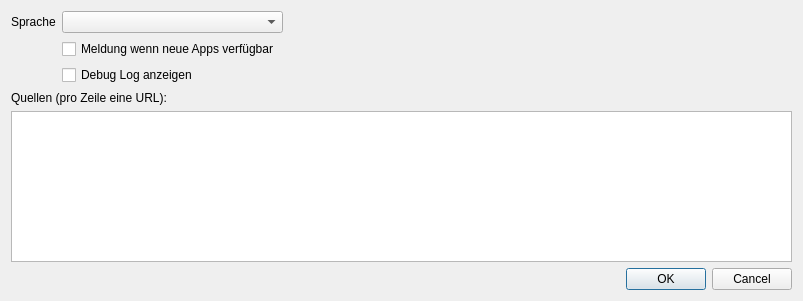
Old version of the form src/preferences.ui in the repository nightflyer88/JetiAppManager.
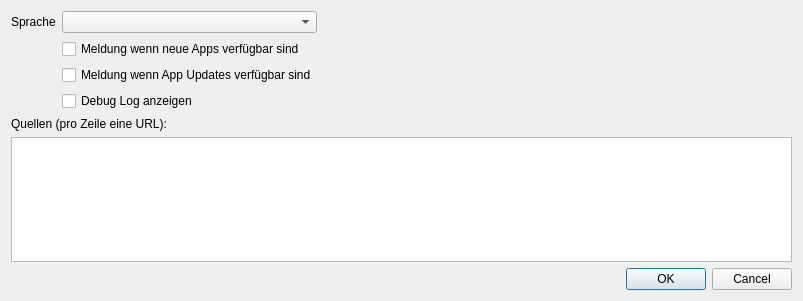
New version of the form.

Commit message: message when app update is available

Diff of the .ui file:
```diff
--- a/src/preferences.ui
+++ b/src/preferences.ui
@@ -22,10 +22,10 @@
   <layout class="QVBoxLayout" name="verticalLayout">
    <item>
     <layout class="QGridLayout" name="gridLayout_2">
-     <item row="2" column="1">
-      <widget class="QCheckBox" name="checkBox_debugLog">
+     <item row="1" column="1">
+      <widget class="QCheckBox" name="checkBox_show_newApps">
        <property name="text">
-        <string>Debug Log anzeigen</string>
+        <string>Meldung wenn neue Apps verfügbar sind </string>
        </property>
       </widget>
      </item>
@@ -36,9 +36,6 @@
        </property>
       </widget>
      </item>
-     <item row="0" column="1">
-      <widget class="QComboBox" name="setLanguage"/>
-     </item>
      <item row="0" column="2">
       <spacer name="horizontalSpacer">
        <property name="orientation">
@@ -52,10 +49,20 @@
        </property>
       </spacer>
      </item>
-     <item row="1" column="1">
-      <widget class="QCheckBox" name="checkBox_newAppsAvailable">
+     <item row="0" column="1">
+      <widget class="QComboBox" name="setLanguage"/>
+     </item>
+     <item row="3" column="1">
+      <widget class="QCheckBox" name="checkBox_debugLog">
        <property name="text">
-        <string>Meldung wenn neue Apps verfügbar </string>
+        <string>Debug Log anzeigen</string>
+       </property>
+      </widget>
+     </item>
+     <item row="2" column="1">
+      <widget class="QCheckBox" name="checkBox_show_appUpdates">
+       <property name="text">
+        <string>Meldung wenn App Updates verfügbar sind</string>
        </property>
       </widget>
      </item>
```
The commit also changes 12 other files.
